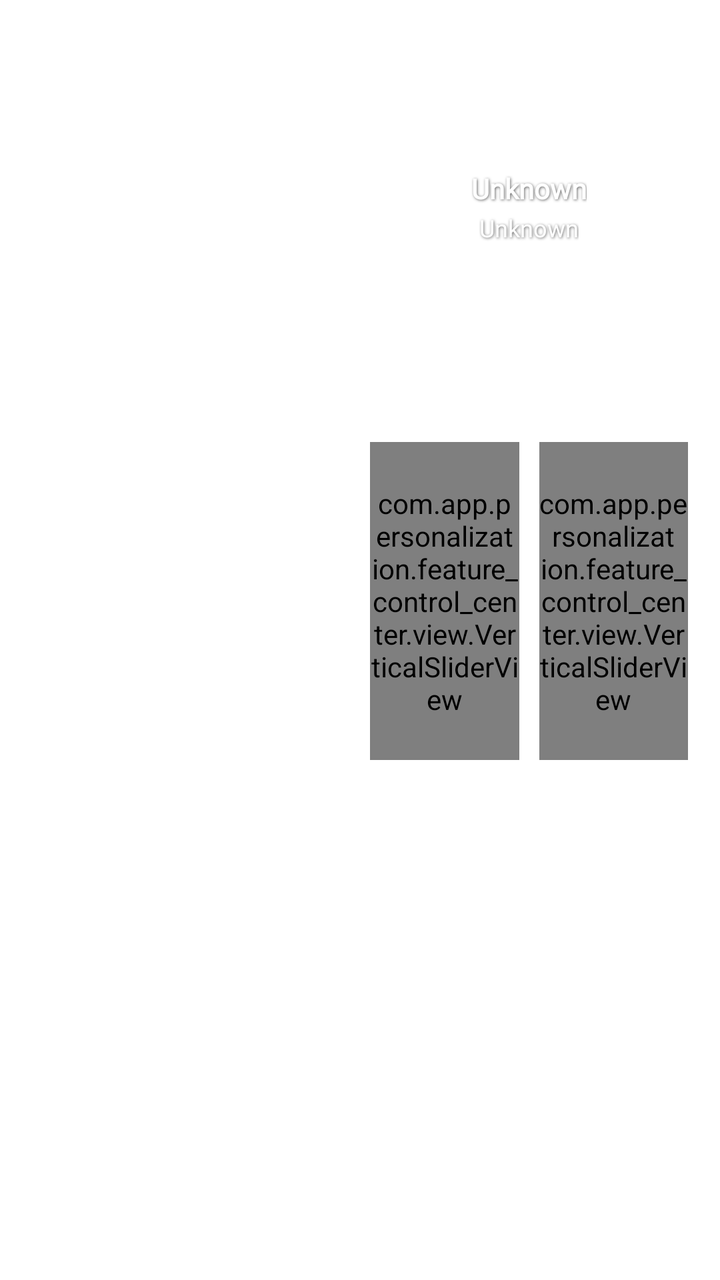
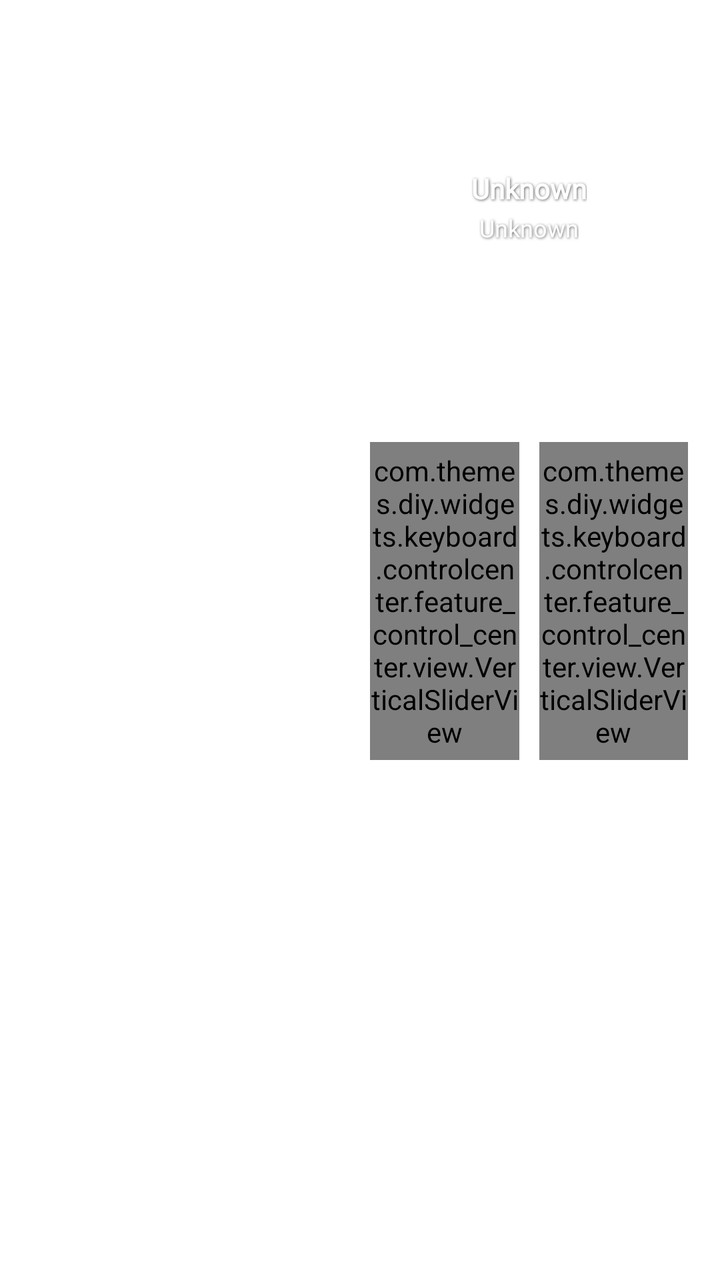

Two renders of the same Android screen: before a commit and after it. Below are the layout's source before the change and the commit's diff.
<!-- AndroidManifest.xml: application theme Theme.MyApplication -->
<!-- res/layout/layout_control_center_panel.xml -->
<?xml version="1.0" encoding="utf-8"?>
<FrameLayout xmlns:android="http://schemas.android.com/apk/res/android"
    xmlns:app="http://schemas.android.com/apk/res-auto"
    xmlns:tools="http://schemas.android.com/tools"
    android:id="@+id/panelRoot"
    android:layout_width="match_parent"
    android:layout_height="match_parent"
    android:fitsSystemWindows="false"
    android:background="#00000000">

    
    <ImageView
        android:id="@+id/ivPanelBackground"
        android:layout_width="match_parent"
        android:layout_height="match_parent"
        android:fitsSystemWindows="false"
        android:scaleType="centerCrop" />

    
    <View
        android:id="@+id/viewPullBar"
        android:layout_width="40dp"
        android:layout_height="4.5dp"
        android:layout_gravity="top|center_horizontal"
        android:layout_marginTop="32dp"
        android:background="@drawable/bg_collection_tab_indicator"
        android:backgroundTint="#B3FFFFFF" />

    
    <LinearLayout
        android:id="@+id/llContentContainer"
        android:layout_width="match_parent"
        android:layout_height="wrap_content"
        android:layout_gravity="top"
        android:layout_marginTop="48dp"
        android:layout_marginHorizontal="16dp"
        android:orientation="vertical">

        
        <androidx.constraintlayout.widget.ConstraintLayout
            android:layout_width="match_parent"
            android:layout_height="wrap_content">

            
            <androidx.constraintlayout.widget.Guideline
                android:id="@+id/row1GuideCenter"
                android:layout_width="wrap_content"
                android:layout_height="wrap_content"
                android:orientation="vertical"
                app:layout_constraintGuide_percent="0.5" />

            
            <androidx.cardview.widget.CardView
                android:id="@+id/cardConnectivity"
                android:layout_width="0dp"
                android:layout_height="0dp"
                android:layout_marginEnd="5dp"
                app:cardCornerRadius="28dp"
                app:cardElevation="0dp"
                app:cardBackgroundColor="@android:color/transparent"
                app:layout_constraintDimensionRatio="1:1"
                app:layout_constraintTop_toTopOf="parent"
                app:layout_constraintBottom_toBottomOf="parent"
                app:layout_constraintStart_toStartOf="parent"
                app:layout_constraintEnd_toStartOf="@+id/row1GuideCenter">

                <androidx.constraintlayout.widget.ConstraintLayout
                    android:id="@+id/layoutConnectivity"
                    android:layout_width="match_parent"
                    android:layout_height="match_parent">

                    <ImageView
                        android:id="@+id/ivConnectivityBg"
                        android:layout_width="match_parent"
                        android:layout_height="match_parent"
                        android:scaleType="fitXY" />

                    
                    <ImageView
                        android:id="@+id/btnAirplane"
                        android:layout_width="0dp"
                        android:layout_height="0dp"
                        android:clickable="true"
                        android:focusable="true"
                        android:foreground="?android:attr/selectableItemBackgroundBorderless"
                        android:scaleType="fitXY"
                        app:layout_constraintDimensionRatio="1:1"
                        app:layout_constraintWidth_percent="0.43"
                        app:layout_constraintTop_toTopOf="parent"
                        app:layout_constraintBottom_toTopOf="@+id/btnWifi"
                        app:layout_constraintStart_toStartOf="parent"
                        app:layout_constraintEnd_toStartOf="@+id/btnData" />

                    
                    <ImageView
                        android:id="@+id/btnData"
                        android:layout_width="0dp"
                        android:layout_height="0dp"
                        android:clickable="true"
                        android:focusable="true"
                        android:foreground="?android:attr/selectableItemBackgroundBorderless"
                        android:scaleType="fitXY"
                        app:layout_constraintDimensionRatio="1:1"
                        app:layout_constraintWidth_percent="0.43"
                        app:layout_constraintTop_toTopOf="parent"
                        app:layout_constraintBottom_toTopOf="@+id/btnBluetooth"
                        app:layout_constraintStart_toEndOf="@+id/btnAirplane"
                        app:layout_constraintEnd_toEndOf="parent" />

                    
                    <ImageView
                        android:id="@+id/btnWifi"
                        android:layout_width="0dp"
                        android:layout_height="0dp"
                        android:clickable="true"
                        android:focusable="true"
                        android:foreground="?android:attr/selectableItemBackgroundBorderless"
                        android:scaleType="fitXY"
                        app:layout_constraintDimensionRatio="1:1"
                        app:layout_constraintWidth_percent="0.43"
                        app:layout_constraintTop_toBottomOf="@+id/btnAirplane"
                        app:layout_constraintBottom_toBottomOf="parent"
                        app:layout_constraintStart_toStartOf="parent"
                        app:layout_constraintEnd_toStartOf="@+id/btnBluetooth" />

                    
                    <ImageView
                        android:id="@+id/btnBluetooth"
                        android:layout_width="0dp"
                        android:layout_height="0dp"
                        android:clickable="true"
                        android:focusable="true"
                        android:foreground="?android:attr/selectableItemBackgroundBorderless"
                        android:scaleType="fitXY"
                        app:layout_constraintDimensionRatio="1:1"
                        app:layout_constraintWidth_percent="0.43"
                        app:layout_constraintTop_toBottomOf="@+id/btnData"
                        app:layout_constraintBottom_toBottomOf="parent"
                        app:layout_constraintStart_toEndOf="@+id/btnWifi"
                        app:layout_constraintEnd_toEndOf="parent" />

                </androidx.constraintlayout.widget.ConstraintLayout>
            </androidx.cardview.widget.CardView>

            
            <androidx.cardview.widget.CardView
                android:id="@+id/cardMusic"
                android:layout_width="0dp"
                android:layout_height="0dp"
                android:layout_marginStart="5dp"
                app:cardCornerRadius="28dp"
                app:cardElevation="0dp"
                app:cardBackgroundColor="@android:color/transparent"
                app:layout_constraintDimensionRatio="1:1"
                app:layout_constraintTop_toTopOf="parent"
                app:layout_constraintBottom_toBottomOf="parent"
                app:layout_constraintStart_toEndOf="@+id/row1GuideCenter"
                app:layout_constraintEnd_toEndOf="parent">

                <FrameLayout
                    android:id="@+id/layoutMusic"
                    android:layout_width="match_parent"
                    android:layout_height="match_parent">

                    <ImageView
                        android:id="@+id/ivMusicBg"
                        android:layout_width="match_parent"
                        android:layout_height="match_parent"
                        android:scaleType="fitXY" />

                    <LinearLayout
                        android:layout_width="match_parent"
                        android:layout_height="match_parent"
                        android:gravity="center"
                        android:orientation="vertical"
                        android:padding="12dp">

                        <TextView
                            android:id="@+id/tvMusicTitle"
                            android:layout_width="wrap_content"
                            android:layout_height="wrap_content"
                            android:ellipsize="end"
                            android:fontFamily="@font/inter_bold"
                            android:maxLines="1"
                            android:shadowColor="#99000000"
                            android:shadowDx="1"
                            android:shadowDy="1"
                            android:shadowRadius="3"
                            android:text="Unknown"
                            android:textColor="#FFFFFF"
                            android:textSize="14sp"
                            android:textStyle="bold" />

                        <TextView
                            android:id="@+id/tvMusicArtist"
                            android:layout_width="wrap_content"
                            android:layout_height="wrap_content"
                            android:layout_marginTop="2dp"
                            android:ellipsize="end"
                            android:fontFamily="@font/inter_regular"
                            android:maxLines="1"
                            android:shadowColor="#99000000"
                            android:shadowDx="1"
                            android:shadowDy="1"
                            android:shadowRadius="3"
                            android:text="Unknown"
                            android:textColor="#FFFFFF"
                            android:textSize="12sp" />

                        
                        <LinearLayout
                            android:layout_width="wrap_content"
                            android:layout_height="wrap_content"
                            android:layout_marginTop="14dp"
                            android:gravity="center"
                            android:orientation="horizontal">

                            <ImageView
                                android:id="@+id/btnMusicPrev"
                                android:layout_width="26dp"
                                android:layout_height="26dp"
                                android:clickable="true"
                                android:focusable="true"
                                android:foreground="?android:attr/selectableItemBackgroundBorderless"
                                android:scaleType="fitCenter" />

                            <ImageView
                                android:id="@+id/btnMusicPlayPause"
                                android:layout_width="34dp"
                                android:layout_height="34dp"
                                android:layout_marginHorizontal="12dp"
                                android:clickable="true"
                                android:focusable="true"
                                android:foreground="?android:attr/selectableItemBackgroundBorderless"
                                android:scaleType="fitCenter" />

                            <ImageView
                                android:id="@+id/btnMusicNext"
                                android:layout_width="26dp"
                                android:layout_height="26dp"
                                android:clickable="true"
                                android:focusable="true"
                                android:foreground="?android:attr/selectableItemBackgroundBorderless"
                                android:scaleType="fitCenter" />
                        </LinearLayout>
                    </LinearLayout>
                </FrameLayout>
            </androidx.cardview.widget.CardView>

        </androidx.constraintlayout.widget.ConstraintLayout>

        
        <androidx.constraintlayout.widget.ConstraintLayout
            android:layout_width="match_parent"
            android:layout_height="wrap_content"
            android:layout_marginTop="14dp">

            
            <androidx.constraintlayout.widget.Guideline
                android:id="@+id/row2GuideCenter"
                android:layout_width="wrap_content"
                android:layout_height="wrap_content"
                android:orientation="vertical"
                app:layout_constraintGuide_percent="0.5" />

            
            <androidx.constraintlayout.widget.ConstraintLayout
                android:id="@+id/layoutLeftMiddle"
                android:layout_width="0dp"
                android:layout_height="0dp"
                android:layout_marginEnd="5dp"
                app:layout_constraintDimensionRatio="1:1"
                app:layout_constraintTop_toTopOf="parent"
                app:layout_constraintBottom_toBottomOf="parent"
                app:layout_constraintStart_toStartOf="parent"
                app:layout_constraintEnd_toStartOf="@+id/row2GuideCenter">

                
                <LinearLayout
                    android:id="@+id/layoutTopSubRow"
                    android:layout_width="match_parent"
                    android:layout_height="0dp"
                    android:layout_marginBottom="5dp"
                    android:orientation="horizontal"
                    app:layout_constraintTop_toTopOf="parent"
                    app:layout_constraintBottom_toTopOf="@+id/btnFocus">

                    
                    <androidx.constraintlayout.widget.ConstraintLayout
                        android:id="@+id/btnOrientationLock"
                        android:layout_width="0dp"
                        android:layout_height="match_parent"
                        android:layout_weight="1"
                        android:layout_marginEnd="5dp"
                        android:clickable="true"
                        android:focusable="true"
                        android:foreground="?android:attr/selectableItemBackgroundBorderless">

                        <ImageView
                            android:id="@+id/ivOrientationLock"
                            android:layout_width="match_parent"
                            android:layout_height="match_parent"
                            android:scaleType="fitXY" />
                    </androidx.constraintlayout.widget.ConstraintLayout>

                    
                    <androidx.constraintlayout.widget.ConstraintLayout
                        android:id="@+id/btnSilentMode"
                        android:layout_width="0dp"
                        android:layout_height="match_parent"
                        android:layout_weight="1"
                        android:layout_marginStart="5dp"
                        android:clickable="true"
                        android:focusable="true"
                        android:foreground="?android:attr/selectableItemBackgroundBorderless">

                        <ImageView
                            android:id="@+id/ivSilentMode"
                            android:layout_width="match_parent"
                            android:layout_height="match_parent"
                            android:scaleType="fitXY" />
                    </androidx.constraintlayout.widget.ConstraintLayout>
                </LinearLayout>

                
                <FrameLayout
                    android:id="@+id/btnFocus"
                    android:layout_width="match_parent"
                    android:layout_height="0dp"
                    android:layout_marginTop="5dp"
                    android:clickable="true"
                    android:focusable="true"
                    android:foreground="?android:attr/selectableItemBackgroundBorderless"
                    app:layout_constraintDimensionRatio="2.215:1"
                    app:layout_constraintTop_toBottomOf="@+id/layoutTopSubRow"
                    app:layout_constraintBottom_toBottomOf="parent"
                    app:layout_constraintStart_toStartOf="parent"
                    app:layout_constraintEnd_toEndOf="parent">

                    <ImageView
                        android:id="@+id/ivFocus"
                        android:layout_width="match_parent"
                        android:layout_height="match_parent"
                        android:scaleType="fitXY" />
                </FrameLayout>

            </androidx.constraintlayout.widget.ConstraintLayout>

            
            <androidx.constraintlayout.widget.ConstraintLayout
                android:id="@+id/layoutRightMiddle"
                android:layout_width="0dp"
                android:layout_height="0dp"
                android:layout_marginStart="5dp"
                app:layout_constraintDimensionRatio="1:1"
                app:layout_constraintTop_toTopOf="parent"
                app:layout_constraintBottom_toBottomOf="parent"
                app:layout_constraintStart_toEndOf="@+id/row2GuideCenter"
                app:layout_constraintEnd_toEndOf="parent">

                
                <com.app.personalization.feature_control_center.view.VerticalSliderView
                    android:id="@+id/sliderBrightness"
                    android:layout_width="0dp"
                    android:layout_height="match_parent"
                    android:layout_marginEnd="5dp"
                    app:layout_constraintTop_toTopOf="parent"
                    app:layout_constraintBottom_toBottomOf="parent"
                    app:layout_constraintStart_toStartOf="parent"
                    app:layout_constraintEnd_toStartOf="@+id/sliderVolume" />

                
                <com.app.personalization.feature_control_center.view.VerticalSliderView
                    android:id="@+id/sliderVolume"
                    android:layout_width="0dp"
                    android:layout_height="match_parent"
                    android:layout_marginStart="5dp"
                    app:layout_constraintTop_toTopOf="parent"
                    app:layout_constraintBottom_toBottomOf="parent"
                    app:layout_constraintStart_toEndOf="@+id/sliderBrightness"
                    app:layout_constraintEnd_toEndOf="parent" />

            </androidx.constraintlayout.widget.ConstraintLayout>

        </androidx.constraintlayout.widget.ConstraintLayout>

        
        <LinearLayout
            android:layout_width="match_parent"
            android:layout_height="wrap_content"
            android:layout_marginTop="14dp"
            android:orientation="horizontal">

            
            <LinearLayout
                android:layout_width="0dp"
                android:layout_height="wrap_content"
                android:layout_weight="1"
                android:layout_marginEnd="5dp"
                android:orientation="horizontal">

                
                <androidx.constraintlayout.widget.ConstraintLayout
                    android:id="@+id/btnFlashlight"
                    android:layout_width="0dp"
                    android:layout_height="wrap_content"
                    android:layout_weight="1"
                    android:layout_marginEnd="5dp"
                    android:clickable="true"
                    android:focusable="true"
                    android:foreground="?android:attr/selectableItemBackgroundBorderless">

                    <ImageView
                        android:id="@+id/ivFlashlight"
                        android:layout_width="match_parent"
                        android:layout_height="0dp"
                        android:scaleType="fitXY"
                        app:layout_constraintDimensionRatio="1:1"
                        app:layout_constraintTop_toTopOf="parent"
                        app:layout_constraintBottom_toBottomOf="parent"
                        app:layout_constraintStart_toStartOf="parent"
                        app:layout_constraintEnd_toEndOf="parent" />
                </androidx.constraintlayout.widget.ConstraintLayout>

                
                <androidx.constraintlayout.widget.ConstraintLayout
                    android:id="@+id/btnClock"
                    android:layout_width="0dp"
                    android:layout_height="wrap_content"
                    android:layout_weight="1"
                    android:layout_marginStart="5dp"
                    android:clickable="true"
                    android:focusable="true"
                    android:foreground="?android:attr/selectableItemBackgroundBorderless">

                    <ImageView
                        android:id="@+id/ivClock"
                        android:layout_width="match_parent"
                        android:layout_height="0dp"
                        android:scaleType="fitXY"
                        app:layout_constraintDimensionRatio="1:1"
                        app:layout_constraintTop_toTopOf="parent"
                        app:layout_constraintBottom_toBottomOf="parent"
                        app:layout_constraintStart_toStartOf="parent"
                        app:layout_constraintEnd_toEndOf="parent" />
                </androidx.constraintlayout.widget.ConstraintLayout>
            </LinearLayout>

            
            <LinearLayout
                android:layout_width="0dp"
                android:layout_height="wrap_content"
                android:layout_weight="1"
                android:layout_marginStart="5dp"
                android:orientation="horizontal">

                
                <androidx.constraintlayout.widget.ConstraintLayout
                    android:id="@+id/btnCalculator"
                    android:layout_width="0dp"
                    android:layout_height="wrap_content"
                    android:layout_weight="1"
                    android:layout_marginEnd="5dp"
                    android:clickable="true"
                    android:focusable="true"
                    android:foreground="?android:attr/selectableItemBackgroundBorderless">

                    <ImageView
                        android:id="@+id/ivCalculator"
                        android:layout_width="match_parent"
                        android:layout_height="0dp"
                        android:scaleType="fitXY"
                        app:layout_constraintDimensionRatio="1:1"
                        app:layout_constraintTop_toTopOf="parent"
                        app:layout_constraintBottom_toBottomOf="parent"
                        app:layout_constraintStart_toStartOf="parent"
                        app:layout_constraintEnd_toEndOf="parent" />
                </androidx.constraintlayout.widget.ConstraintLayout>

                
                <androidx.constraintlayout.widget.ConstraintLayout
                    android:id="@+id/btnCamera"
                    android:layout_width="0dp"
                    android:layout_height="wrap_content"
                    android:layout_weight="1"
                    android:layout_marginStart="5dp"
                    android:clickable="true"
                    android:focusable="true"
                    android:foreground="?android:attr/selectableItemBackgroundBorderless">

                    <ImageView
                        android:id="@+id/ivCamera"
                        android:layout_width="match_parent"
                        android:layout_height="0dp"
                        android:scaleType="fitXY"
                        app:layout_constraintDimensionRatio="1:1"
                        app:layout_constraintTop_toTopOf="parent"
                        app:layout_constraintBottom_toBottomOf="parent"
                        app:layout_constraintStart_toStartOf="parent"
                        app:layout_constraintEnd_toEndOf="parent" />
                </androidx.constraintlayout.widget.ConstraintLayout>
            </LinearLayout>

        </LinearLayout>

        
        <LinearLayout
            android:layout_width="match_parent"
            android:layout_height="wrap_content"
            android:layout_marginTop="14dp"
            android:orientation="horizontal">

            
            <LinearLayout
                android:layout_width="0dp"
                android:layout_height="wrap_content"
                android:layout_weight="1"
                android:layout_marginEnd="5dp"
                android:orientation="horizontal">

                
                <androidx.constraintlayout.widget.ConstraintLayout
                    android:id="@+id/btnRecording"
                    android:layout_width="0dp"
                    android:layout_height="wrap_content"
                    android:layout_weight="1"
                    android:layout_marginEnd="5dp"
                    android:clickable="true"
                    android:focusable="true"
                    android:foreground="?android:attr/selectableItemBackgroundBorderless">

                    <ImageView
                        android:id="@+id/ivRecording"
                        android:layout_width="match_parent"
                        android:layout_height="0dp"
                        android:scaleType="fitXY"
                        app:layout_constraintDimensionRatio="1:1"
                        app:layout_constraintTop_toTopOf="parent"
                        app:layout_constraintBottom_toBottomOf="parent"
                        app:layout_constraintStart_toStartOf="parent"
                        app:layout_constraintEnd_toEndOf="parent" />
                </androidx.constraintlayout.widget.ConstraintLayout>

                
                <androidx.constraintlayout.widget.ConstraintLayout
                    android:id="@+id/btnRecord"
                    android:layout_width="0dp"
                    android:layout_height="wrap_content"
                    android:layout_weight="1"
                    android:layout_marginStart="5dp"
                    android:clickable="true"
                    android:focusable="true"
                    android:foreground="?android:attr/selectableItemBackgroundBorderless">

                    <ImageView
                        android:id="@+id/ivRecord"
                        android:layout_width="match_parent"
                        android:layout_height="0dp"
                        android:scaleType="fitXY"
                        app:layout_constraintDimensionRatio="1:1"
                        app:layout_constraintTop_toTopOf="parent"
                        app:layout_constraintBottom_toBottomOf="parent"
                        app:layout_constraintStart_toStartOf="parent"
                        app:layout_constraintEnd_toEndOf="parent" />
                </androidx.constraintlayout.widget.ConstraintLayout>
            </LinearLayout>

            
            <LinearLayout
                android:layout_width="0dp"
                android:layout_height="wrap_content"
                android:layout_weight="1"
                android:layout_marginStart="5dp"
                android:orientation="horizontal">

                
                <androidx.constraintlayout.widget.ConstraintLayout
                    android:id="@+id/btnBattery"
                    android:layout_width="0dp"
                    android:layout_height="wrap_content"
                    android:layout_weight="1"
                    android:layout_marginEnd="5dp"
                    android:clickable="true"
                    android:focusable="true"
                    android:foreground="?android:attr/selectableItemBackgroundBorderless">

                    <ImageView
                        android:id="@+id/ivBattery"
                        android:layout_width="match_parent"
                        android:layout_height="0dp"
                        android:scaleType="fitXY"
                        app:layout_constraintDimensionRatio="1:1"
                        app:layout_constraintTop_toTopOf="parent"
                        app:layout_constraintBottom_toBottomOf="parent"
                        app:layout_constraintStart_toStartOf="parent"
                        app:layout_constraintEnd_toEndOf="parent" />
                </androidx.constraintlayout.widget.ConstraintLayout>

                
                <androidx.constraintlayout.widget.ConstraintLayout
                    android:id="@+id/btnScreenshot"
                    android:layout_width="0dp"
                    android:layout_height="wrap_content"
                    android:layout_weight="1"
                    android:layout_marginStart="5dp"
                    android:clickable="true"
                    android:focusable="true"
                    android:foreground="?android:attr/selectableItemBackgroundBorderless">

                    <ImageView
                        android:id="@+id/ivScreenshot"
                        android:layout_width="match_parent"
                        android:layout_height="0dp"
                        android:scaleType="fitXY"
                        app:layout_constraintDimensionRatio="1:1"
                        app:layout_constraintTop_toTopOf="parent"
                        app:layout_constraintBottom_toBottomOf="parent"
                        app:layout_constraintStart_toStartOf="parent"
                        app:layout_constraintEnd_toEndOf="parent" />
                </androidx.constraintlayout.widget.ConstraintLayout>
            </LinearLayout>

        </LinearLayout>

        
        <LinearLayout
            android:layout_width="match_parent"
            android:layout_height="wrap_content"
            android:layout_marginTop="14dp"
            android:orientation="horizontal">

            
            <LinearLayout
                android:layout_width="0dp"
                android:layout_height="wrap_content"
                android:layout_weight="1"
                android:layout_marginEnd="5dp"
                android:orientation="horizontal">

                
                <androidx.constraintlayout.widget.ConstraintLayout
                    android:id="@+id/btnSetup"
                    android:layout_width="0dp"
                    android:layout_height="wrap_content"
                    android:layout_weight="1"
                    android:layout_marginEnd="5dp"
                    android:clickable="true"
                    android:focusable="true"
                    android:foreground="?android:attr/selectableItemBackgroundBorderless">

                    <ImageView
                        android:id="@+id/ivSetup"
                        android:layout_width="match_parent"
                        android:layout_height="0dp"
                        android:scaleType="fitXY"
                        app:layout_constraintDimensionRatio="1:1"
                        app:layout_constraintTop_toTopOf="parent"
                        app:layout_constraintBottom_toBottomOf="parent"
                        app:layout_constraintStart_toStartOf="parent"
                        app:layout_constraintEnd_toEndOf="parent" />
                </androidx.constraintlayout.widget.ConstraintLayout>

                
                <View
                    android:layout_width="0dp"
                    android:layout_height="0dp"
                    android:layout_weight="1"
                    android:layout_marginStart="5dp" />
            </LinearLayout>

            
            <LinearLayout
                android:layout_width="0dp"
                android:layout_height="wrap_content"
                android:layout_weight="1"
                android:layout_marginStart="5dp"
                android:orientation="horizontal">

                
                <View
                    android:layout_width="0dp"
                    android:layout_height="0dp"
                    android:layout_weight="1"
                    android:layout_marginEnd="5dp" />

                
                <View
                    android:layout_width="0dp"
                    android:layout_height="0dp"
                    android:layout_weight="1"
                    android:layout_marginStart="5dp" />
            </LinearLayout>

        </LinearLayout>

    </LinearLayout>

</FrameLayout>
<!-- resources referenced by this layout -->
<resources>
  <!-- drawable bg_collection_tab_indicator (drawable) -->
  <?xml version="1.0" encoding="utf-8"?>
  <shape xmlns:android="http://schemas.android.com/apk/res/android"
      android:shape="rectangle">
      <corners android:radius="4dp" />
      <solid android:color="#FFFFFF" />
  </shape>
  <style name="Theme.MyApplication" parent="Theme.MaterialComponents.Light.NoActionBar">
          
          <item name="colorPrimary">@color/brand_primary</item>
          <item name="colorPrimaryVariant">@color/purple_700</item>
          <item name="colorOnPrimary">@color/white</item>
          
          <item name="colorSecondary">@color/brand_secondary</item>
          <item name="colorSecondaryVariant">@color/teal_700</item>
          <item name="colorOnSecondary">@color/black</item>
          
          <item name="android:windowFullscreen">true</item>
          <item name="android:windowContentOverlay">@null</item>
          <item name="android:statusBarColor">@android:color/transparent</item>
          <item name="android:windowLightStatusBar">true</item>
          <item name="android:navigationBarColor">?attr/primaryBackgroundColor</item>
          <item name="android:windowLightNavigationBar" tools:targetApi="o_mr1">true</item>
          
          
          <item name="primaryBackgroundColor">#FFFFFF</item>
          <item name="secondaryBackgroundColor">#F8F9FA</item>
          <item name="titleTextColor">@color/text_primary</item>
          <item name="detailTextColor">@color/text_secondary</item>
          <item name="lineColor">@color/divider_line</item>
          <item name="primaryColor">@color/brand_primary</item>
          <item name="tabBackgroundColor">#F0F0F0</item>
          <item name="elevation">2dp</item>
          <item name="android:windowBackground">?attr/primaryBackgroundColor</item>
      </style>
  <color name="brand_primary">#FA5783</color>
  <color name="purple_700">#E0335D</color>
  <color name="white">#ffffffff</color>
  <color name="brand_secondary">#25D2BB</color>
  <color name="teal_700">#ff018786</color>
  <color name="black">#ff000000</color>
  <color name="text_primary">#1A1A1A</color>
  <color name="text_secondary">#757575</color>
  <color name="divider_line">#EAEAEA</color>
</resources>

<!-- the commit's change to res/layout/layout_control_center_panel.xml (unified diff, before → after) -->
@@ -359,7 +359,7 @@
                 app:layout_constraintEnd_toEndOf="parent">
 
                 
-                <com.app.personalization.feature_control_center.view.VerticalSliderView
+                <com.themes.diy.widgets.keyboard.controlcenter.feature_control_center.view.VerticalSliderView
                     android:id="@+id/sliderBrightness"
                     android:layout_width="0dp"
                     android:layout_height="match_parent"
@@ -370,7 +370,7 @@
                     app:layout_constraintEnd_toStartOf="@+id/sliderVolume" />
 
                 
-                <com.app.personalization.feature_control_center.view.VerticalSliderView
+                <com.themes.diy.widgets.keyboard.controlcenter.feature_control_center.view.VerticalSliderView
                     android:id="@+id/sliderVolume"
                     android:layout_width="0dp"
                     android:layout_height="match_parent"
